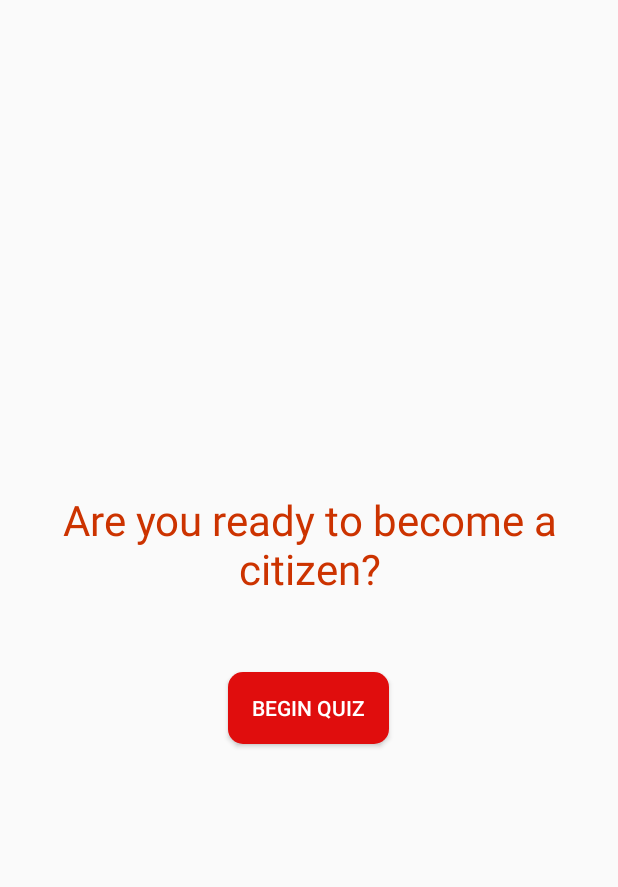
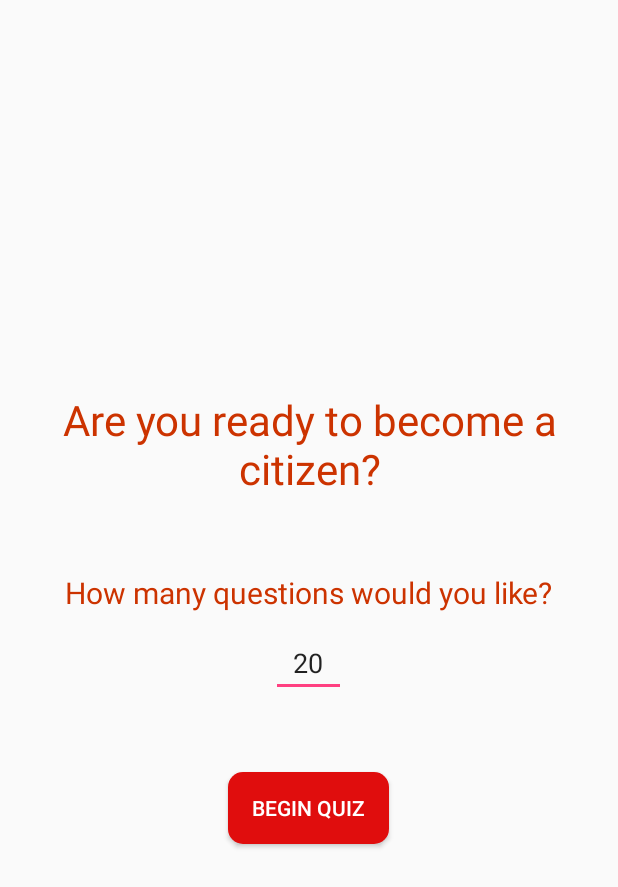
Before and after one commit to Bhavya0409/CitizenshipTest, an Android app: the fragment CompleteFragment placed in its activity, after a tap on "CLICK HERE TO RETAKE THE QUIZ", on a phone screen of 412 x 824 dp. Shown: the top 887 px of the screen. Run offline under Robolectric (Android 15) with nearby library versions, the phone set to English and light mode, and no system bars; our stand-ins replace ButterKnife; Roboto replaces fonts that are not available here.

Commit message:
Allow user to say how many questions they want

```diff
--- a/app/src/main/AndroidManifest.xml
+++ b/app/src/main/AndroidManifest.xml
@@ -10,6 +10,7 @@
         android:supportsRtl="true"
         android:theme="@style/AppTheme">
         <activity android:name=".MainActivity"
+                  android:windowSoftInputMode="adjustResize"
                   android:theme="@style/NoActionBar">
             <intent-filter>
                 <action android:name="android.intent.action.MAIN"/>
--- a/app/src/main/java/com/example/bhavyashah/citizenshiptest/CompleteFragment.java
+++ b/app/src/main/java/com/example/bhavyashah/citizenshiptest/CompleteFragment.java
@@ -1,5 +1,6 @@
 package com.example.bhavyashah.citizenshiptest;
 
+import android.content.Intent;
 import android.os.Bundle;
 import android.support.v4.app.FragmentManager;
 import android.support.v7.app.AppCompatActivity;
@@ -23,19 +24,14 @@ public class CompleteFragment extends BaseFragment {
     @Override
     public View onCreateView(LayoutInflater inflater, ViewGroup container, Bundle savedInstanceState) {
         View view = super.onCreateView(inflater, container, savedInstanceState);
-        mFinalScore.setText(String.format(getString(R.string.final_score), QuestionFragment.numCorrect, HomeFragment.NUM_QUESTIONS));
+        mFinalScore.setText(String.format(getString(R.string.final_score), QuestionFragment.numCorrect, HomeFragment.numQuestions));
         return view;
     }
 
     @OnClick(R.id.retake_quiz_button)
     public void retakeQuiz() {
-        BaseFragment.replaceFragmentNotInBackstack(R.id.fragment_container,
-                                                   (AppCompatActivity) getActivity(),
-                                                   new HomeFragment(),
-                                                   HomeFragment.class.getSimpleName());
-        FragmentManager fm = getActivity().getSupportFragmentManager();
-        for (int i = 0; i < fm.getBackStackEntryCount(); ++i) {
-            fm.popBackStack();
-        }
+        Intent intent = new Intent(getActivity(), MainActivity.class);
+        startActivity(intent);
+        getActivity().finish();
     }
 }
--- a/app/src/main/java/com/example/bhavyashah/citizenshiptest/QuestionFragment.java
+++ b/app/src/main/java/com/example/bhavyashah/citizenshiptest/QuestionFragment.java
@@ -6,6 +6,7 @@ import android.os.Bundle;
 import android.speech.RecognizerIntent;
 import android.speech.tts.TextToSpeech;
 import android.support.design.widget.Snackbar;
+import android.support.v4.app.FragmentManager;
 import android.support.v7.app.AppCompatActivity;
 import android.text.TextUtils;
 import android.view.LayoutInflater;
@@ -35,7 +36,6 @@ public class QuestionFragment extends BaseFragment implements OnItemClickCallbac
     private static final String ONE                   = "one";
     private static final String TWO                   = "two";
     private static final String THREE                 = "three";
-    private static final String QUESTION_TEXT         = "question";
     private static final int    REQ_CODE_SPEECH_INPUT = 100;
 
     @BindView(R.id.fragment_question_number) protected TextView  mQuestionNumber;
@@ -354,7 +354,7 @@ public class QuestionFragment extends BaseFragment implements OnItemClickCallbac
     public void onNextClick() {
         count++;
         BaseFragment fragmentToOpen = new QuestionFragment();
-        if (count == HomeFragment.NUM_QUESTIONS) {
+        if (count == HomeFragment.numQuestions) {
             fragmentToOpen = new CompleteFragment();
         }
         BaseFragment.replaceFragmentInActivity(R.id.fragment_container,
--- a/app/src/main/res/layout/fragment_home.xml
+++ b/app/src/main/res/layout/fragment_home.xml
@@ -14,6 +14,28 @@
         android:gravity="center"
         android:text="@string/are_you_ready"/>
 
+    <TextView
+        android:layout_width="wrap_content"
+        android:layout_height="wrap_content"
+        style="@style/AreYouReady"
+        android:textSize="20sp"
+        android:layout_marginTop="50dp"
+        android:text="@string/how_many_questions"/>
+
+    <android.support.design.widget.TextInputLayout
+        android:id="@+id/num_questions_layout"
+        android:layout_width="match_parent"
+        android:gravity="center"
+        android:layout_height="wrap_content">
+
+        <EditText
+            android:id="@+id/num_questions"
+            android:layout_width="50dp"
+            android:layout_height="wrap_content"
+            android:gravity="center"
+            android:text="20"/>
+    </android.support.design.widget.TextInputLayout>
+
     <Button
         android:id="@+id/begin_quiz_button"
         android:layout_width="wrap_content"
--- a/app/src/main/res/layout/fragment_question.xml
+++ b/app/src/main/res/layout/fragment_question.xml
@@ -43,7 +43,7 @@
             android:layout_width="match_parent"
             android:layout_height="wrap_content"
             android:orientation="vertical"
-            android:visibility="visible"
+            android:visibility="gone"
             android:layout_margin="12dp">
             <LinearLayout
                 android:id="@+id/answer_choices_user_input_1"
--- a/app/src/main/res/values/strings.xml
+++ b/app/src/main/res/values/strings.xml
@@ -12,4 +12,5 @@
     <string name="say_something">Say something</string>
     <string name="device_not_supported">Sorry! Your device doesn\'t support speech input</string>
     <string name="error_saving_input">Sorry, there was an error saving your input</string>
+    <string name="how_many_questions">How many questions would you like?</string>
 </resources>
```
Also changed, not shown: app/src/main/java/com/example/bhavyashah/citizenshiptest/HomeFragment.java (+41 -6 lines).
